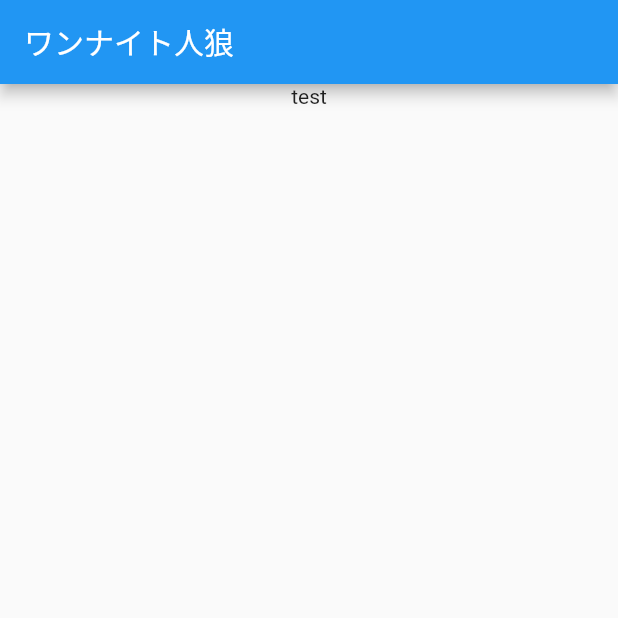
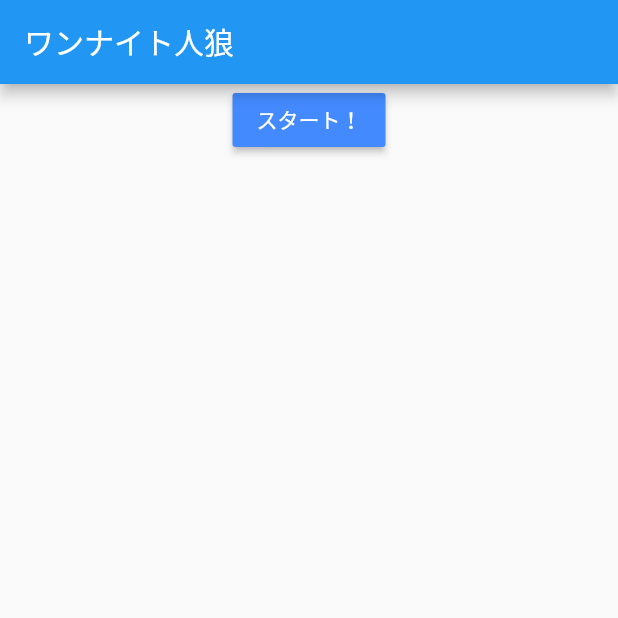
Before and after one commit to kewpie134134/jinro_flutter, a Flutter app: the screen it shows after launch, on a phone screen of 412 x 824 dp, the top half of it. Run offline on Flutter 3.47's test engine with Material 2 defaults, Android fonts, the phone set to English and light mode, and no system bars; our stand-ins replace flutter_hooks, hooks_riverpod.

Commit message:
[add] スタートボタンを配置した

```diff
--- a/lib/pages/start.dart
+++ b/lib/pages/start.dart
@@ -1,9 +1,5 @@
 import 'package:flutter/material.dart';
-import 'package:hooks_riverpod/hooks_riverpod.dart';
 import 'package:flutter_hooks/flutter_hooks.dart';
-
-import '../provider/game.dart';
-import '../pages/game.dart';
 
 class StartApp extends HookWidget {
   @override
@@ -13,7 +9,12 @@ class StartApp extends HookWidget {
       body: Center(
         child: Column(
           children: [
-            Text("test"),
+            MaterialButton(
+              onPressed: () => {},
+              child: Text('スタート！'),
+              color: Colors.blueAccent,
+              textColor: Colors.white,
+            ),
           ],
         ),
       ),
```
